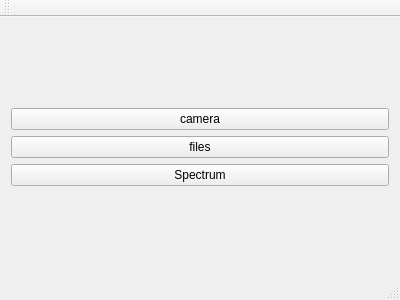
This is MainWindow.ui in zach-capalbo/Kromophone as Qt 5 draws it before an edit. The edited form follows.
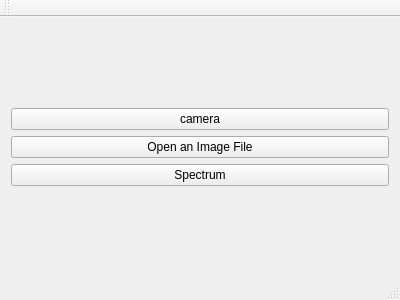
This is the edited form.

Commit message: Works nicely on windows.

What changed in the file:
```diff
--- a/MainWindow.ui
+++ b/MainWindow.ui
@@ -27,7 +27,7 @@
       <item>
        <widget class="QPushButton" name="fButton">
         <property name="text">
-         <string>files</string>
+         <string>Open an Image File</string>
         </property>
        </widget>
       </item>
```
Left out of the diff: 2 changed lines with no effect on the pictures. The commit also changes 1 other file.
